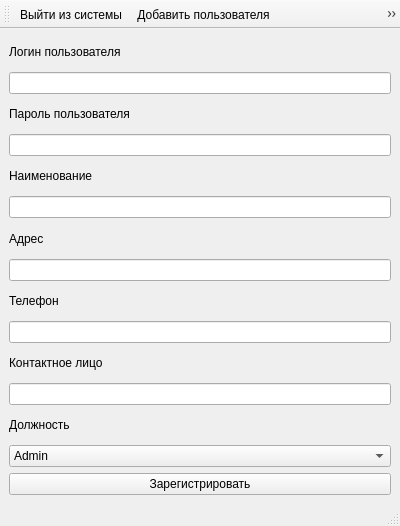
Old version of the form Source/MDKP/adminwindow.ui in the repository striction10/MDKP.
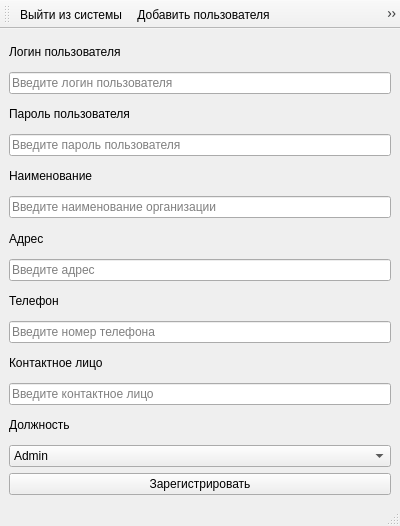
New version of the form.

```diff
--- a/Source/MDKP/adminwindow.ui
+++ b/Source/MDKP/adminwindow.ui
@@ -29,7 +29,11 @@
      </widget>
     </item>
     <item>
-     <widget class="QLineEdit" name="lineEditLogin"/>
+     <widget class="QLineEdit" name="lineEditLogin">
+      <property name="placeholderText">
+       <string>Введите логин пользователя</string>
+      </property>
+     </widget>
     </item>
     <item>
      <widget class="QLabel" name="label_6">
@@ -39,7 +43,11 @@
      </widget>
     </item>
     <item>
-     <widget class="QLineEdit" name="lineEditPassword"/>
+     <widget class="QLineEdit" name="lineEditPassword">
+      <property name="placeholderText">
+       <string>Введите пароль пользователя</string>
+      </property>
+     </widget>
     </item>
     <item>
      <widget class="QLabel" name="label">
@@ -49,7 +57,11 @@
      </widget>
     </item>
     <item>
-     <widget class="QLineEdit" name="lineEditName"/>
+     <widget class="QLineEdit" name="lineEditName">
+      <property name="placeholderText">
+       <string>Введите наименование организации</string>
+      </property>
+     </widget>
     </item>
     <item>
      <widget class="QLabel" name="label_2">
@@ -59,7 +71,11 @@
      </widget>
     </item>
     <item>
-     <widget class="QLineEdit" name="lineEditAddress"/>
+     <widget class="QLineEdit" name="lineEditAddress">
+      <property name="placeholderText">
+       <string>Введите адрес</string>
+      </property>
+     </widget>
     </item>
     <item>
      <widget class="QLabel" name="label_3">
@@ -69,7 +85,11 @@
      </widget>
     </item>
     <item>
-     <widget class="QLineEdit" name="lineEditTelephone"/>
+     <widget class="QLineEdit" name="lineEditTelephone">
+      <property name="placeholderText">
+       <string>Введите номер телефона</string>
+      </property>
+     </widget>
     </item>
     <item>
      <widget class="QLabel" name="label_4">
@@ -79,7 +99,11 @@
      </widget>
     </item>
     <item>
-     <widget class="QLineEdit" name="lineEditContactFace"/>
+     <widget class="QLineEdit" name="lineEditContactFace">
+      <property name="placeholderText">
+       <string>Введите контактное лицо</string>
+      </property>
+     </widget>
     </item>
     <item>
      <widget class="QLabel" name="label_7">
```
